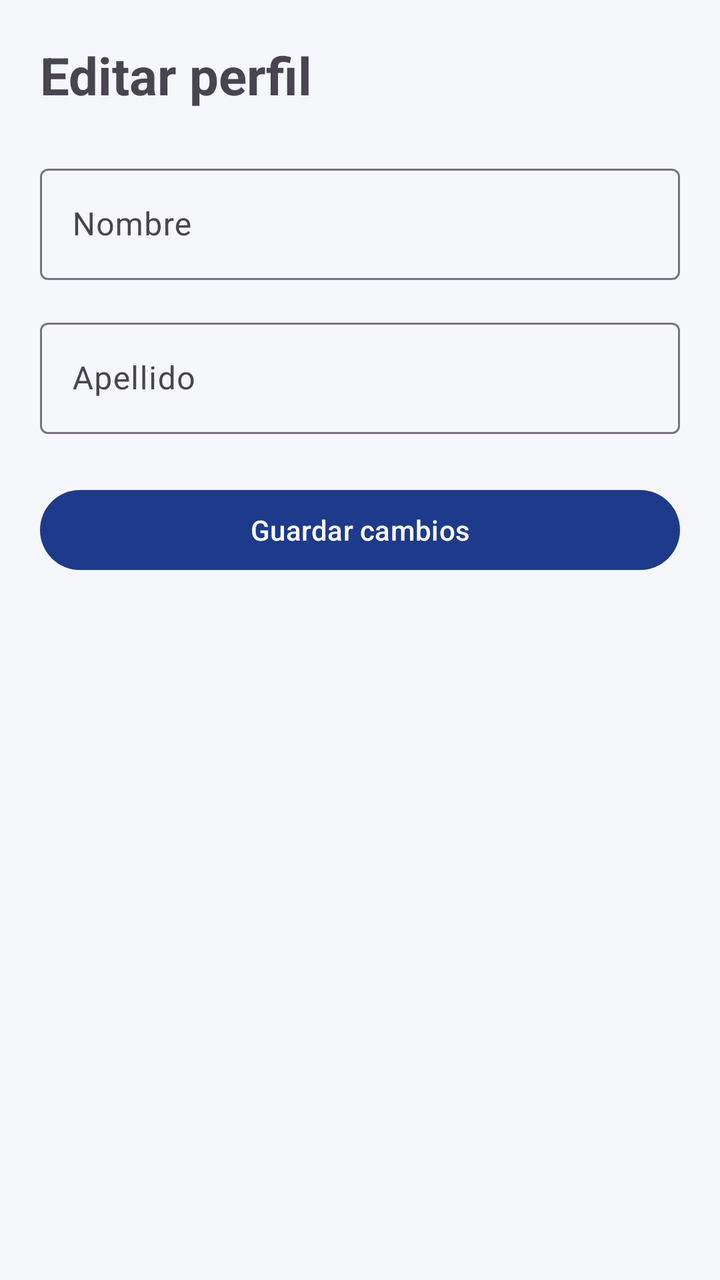
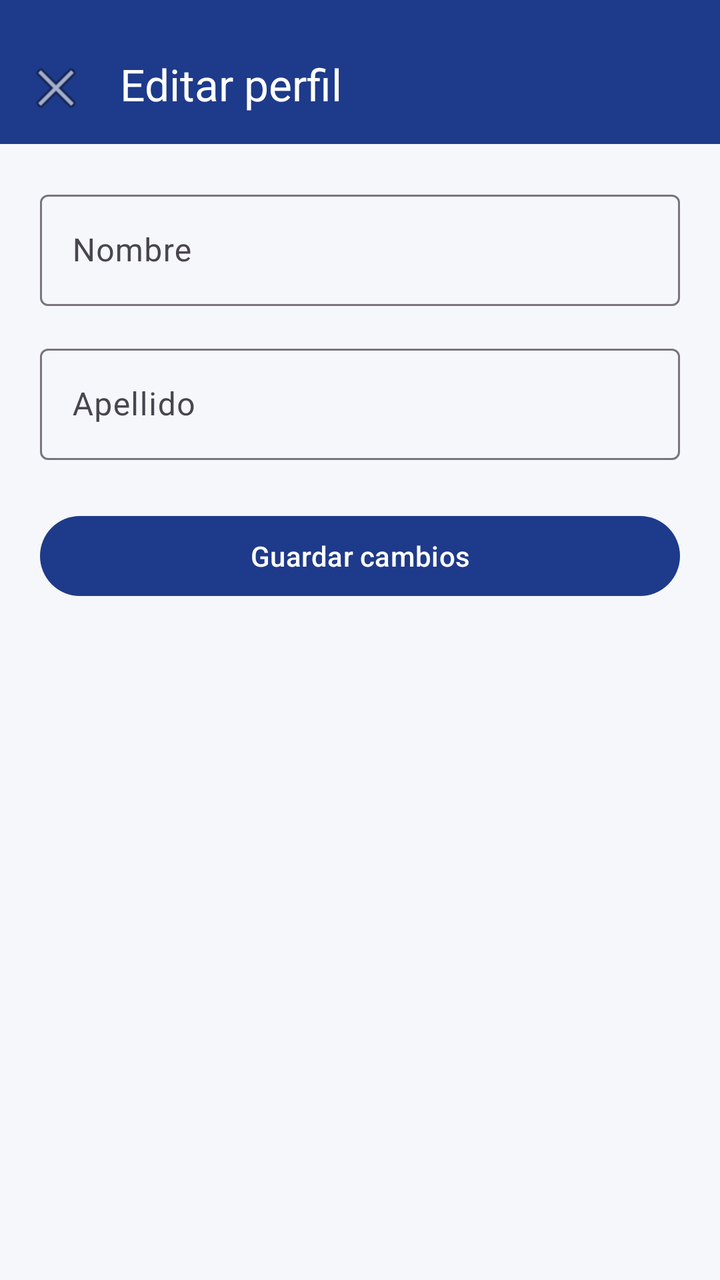

Screens rendered from an Android XML layout before and after an edit, with the pre-edit source and the edit as a unified diff.
<!-- AndroidManifest.xml: application theme Theme.Tfgincidenciasfront -->
<!-- res/layout/activity_edit_profile.xml -->
<?xml version="1.0" encoding="utf-8"?>
<ScrollView xmlns:android="http://schemas.android.com/apk/res/android"
    android:layout_width="match_parent"
    android:layout_height="match_parent">

    <LinearLayout
        android:layout_width="match_parent"
        android:layout_height="wrap_content"
        android:orientation="vertical"
        android:padding="20dp">

        <TextView
            android:layout_width="wrap_content"
            android:layout_height="wrap_content"
            android:text="Editar perfil"
            android:textSize="26sp"
            android:textStyle="bold" />

        <com.google.android.material.textfield.TextInputLayout
            android:layout_width="match_parent"
            android:layout_height="wrap_content"
            android:layout_marginTop="24dp"
            android:hint="Nombre">

            <com.google.android.material.textfield.TextInputEditText
                android:id="@+id/etFirstName"
                android:layout_width="match_parent"
                android:layout_height="wrap_content" />
        </com.google.android.material.textfield.TextInputLayout>

        <com.google.android.material.textfield.TextInputLayout
            android:layout_width="match_parent"
            android:layout_height="wrap_content"
            android:layout_marginTop="16dp"
            android:hint="Apellido">

            <com.google.android.material.textfield.TextInputEditText
                android:id="@+id/etLastName"
                android:layout_width="match_parent"
                android:layout_height="wrap_content" />
        </com.google.android.material.textfield.TextInputLayout>

        <com.google.android.material.button.MaterialButton
            android:id="@+id/btnSaveProfile"
            android:layout_width="match_parent"
            android:layout_height="wrap_content"
            android:layout_marginTop="24dp"
            android:text="Guardar cambios" />

        <ProgressBar
            android:id="@+id/progressBarEditProfile"
            android:layout_width="wrap_content"
            android:layout_height="wrap_content"
            android:layout_gravity="center_horizontal"
            android:visibility="gone" />
    </LinearLayout>
</ScrollView>
<!-- resources referenced by this layout -->
<resources>
  <style name="Theme.Tfgincidenciasfront" parent="Base.Theme.Tfgincidenciasfront" />
  <style name="Base.Theme.Tfgincidenciasfront" parent="Theme.Material3.DayNight.NoActionBar">
  
          
          <item name="colorPrimary">@color/primary</item>
          <item name="colorOnPrimary">@color/onPrimary</item>
  
          
          <item name="android:colorBackground">@color/background</item>
  
          
          <item name="colorSurface">@color/surface</item>
          <item name="colorOnSurface">@color/onSurface</item>
  
      </style>
  <color name="primary">#1E3A8A</color>
  <color name="onPrimary">#FFFFFF</color>
  <color name="background">#F5F7FA</color>
  <color name="surface">#FFFFFF</color>
  <color name="onSurface">#111827</color>
</resources>

<!-- the commit's change to res/layout/activity_edit_profile.xml (unified diff, before → after) -->
@@ -1,57 +1,69 @@
 <?xml version="1.0" encoding="utf-8"?>
-<ScrollView xmlns:android="http://schemas.android.com/apk/res/android"
+<LinearLayout xmlns:android="http://schemas.android.com/apk/res/android"
+    xmlns:app="http://schemas.android.com/apk/res-auto"
     android:layout_width="match_parent"
-    android:layout_height="match_parent">
+    android:layout_height="match_parent"
+    android:orientation="vertical">
 
-    <LinearLayout
+    <com.google.android.material.appbar.MaterialToolbar
+        android:id="@+id/toolbar"
         android:layout_width="match_parent"
-        android:layout_height="wrap_content"
-        android:orientation="vertical"
-        android:padding="20dp">
+        android:layout_height="72dp"
+        android:background="?attr/colorPrimary"
+        android:paddingTop="12dp"
+        app:navigationIcon="@android:drawable/ic_menu_close_clear_cancel"
+        app:title="Editar perfil"
+        app:titleTextColor="@android:color/white" />
 
-        <TextView
-            android:layout_width="wrap_content"
-            android:layout_height="wrap_content"
-            android:text="Editar perfil"
-            android:textSize="26sp"
-            android:textStyle="bold" />
+    <ScrollView
+        android:layout_width="match_parent"
+        android:layout_height="match_parent">
 
-        <com.google.android.material.textfield.TextInputLayout
+        <LinearLayout
             android:layout_width="match_parent"
             android:layout_height="wrap_content"
-            android:layout_marginTop="24dp"
-            android:hint="Nombre">
+            android:orientation="vertical"
+            android:padding="20dp">
 
-            <com.google.android.material.textfield.TextInputEditText
-                android:id="@+id/etFirstName"
+            <com.google.android.material.textfield.TextInputLayout
                 android:layout_width="match_parent"
-                android:layout_height="wrap_content" />
-        </com.google.android.material.textfield.TextInputLayout>
+                android:layout_height="wrap_content"
+                android:hint="Nombre">
 
-        <com.google.android.material.textfield.TextInputLayout
-            android:layout_width="match_parent"
-            android:layout_height="wrap_content"
-            android:layout_marginTop="16dp"
-            android:hint="Apellido">
+                <com.google.android.material.textfield.TextInputEditText
+                    android:id="@+id/etFirstName"
+                    android:layout_width="match_parent"
+                    android:layout_height="wrap_content" />
+            </com.google.android.material.textfield.TextInputLayout>
 
-            <com.google.android.material.textfield.TextInputEditText
-                android:id="@+id/etLastName"
+            <com.google.android.material.textfield.TextInputLayout
                 android:layout_width="match_parent"
-                android:layout_height="wrap_content" />
-        </com.google.android.material.textfield.TextInputLayout>
+                android:layout_height="wrap_content"
+                android:layout_marginTop="16dp"
+                android:hint="Apellido">
 
-        <com.google.android.material.button.MaterialButton
-            android:id="@+id/btnSaveProfile"
-            android:layout_width="match_parent"
-            android:layout_height="wrap_content"
-            android:layout_marginTop="24dp"
-            android:text="Guardar cambios" />
+                <com.google.android.material.textfield.TextInputEditText
+                    android:id="@+id/etLastName"
+                    android:layout_width="match_parent"
+                    android:layout_height="wrap_content" />
+            </com.google.android.material.textfield.TextInputLayout>
 
-        <ProgressBar
-            android:id="@+id/progressBarEditProfile"
-            android:layout_width="wrap_content"
-            android:layout_height="wrap_content"
-            android:layout_gravity="center_horizontal"
-            android:visibility="gone" />
-    </LinearLayout>
-</ScrollView>
+            <com.google.android.material.button.MaterialButton
+                android:id="@+id/btnSaveProfile"
+                android:layout_width="match_parent"
+                android:layout_height="wrap_content"
+                android:layout_marginTop="24dp"
+                android:text="Guardar cambios" />
+
+            <ProgressBar
+                android:id="@+id/progressBarEditProfile"
+                android:layout_width="wrap_content"
+                android:layout_height="wrap_content"
+                android:layout_gravity="center_horizontal"
+                android:layout_marginTop="16dp"
+                android:visibility="gone" />
+
+        </LinearLayout>
+    </ScrollView>
+
+</LinearLayout>
